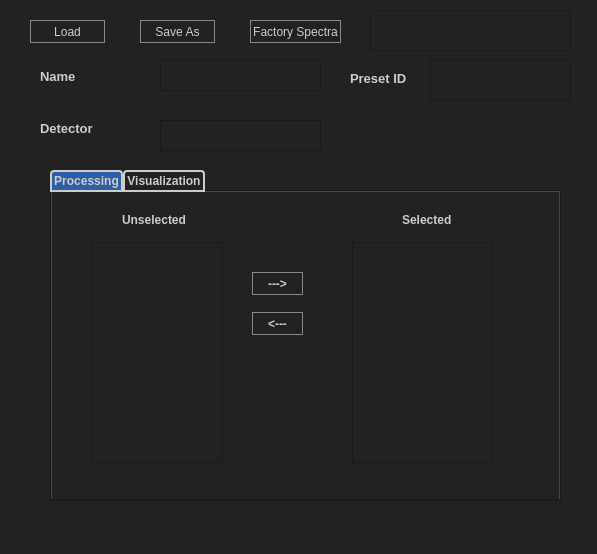
Old version of the form source/resources/preset_editor.ui in the repository jaytreee/PresetEditor.
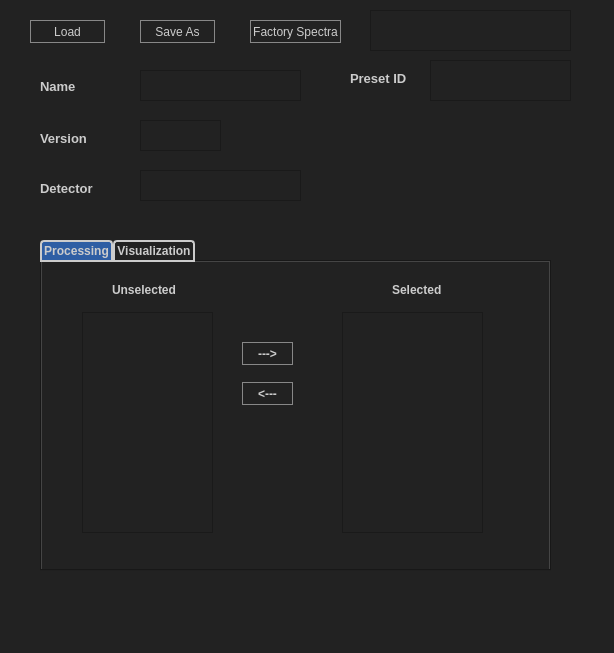
New version of the form.

```diff
--- a/source/resources/preset_editor.ui
+++ b/source/resources/preset_editor.ui
@@ -6,8 +6,8 @@
    <rect>
     <x>0</x>
     <y>0</y>
-    <width>597</width>
-    <height>554</height>
+    <width>614</width>
+    <height>653</height>
    </rect>
   </property>
   <property name="font">
@@ -134,7 +134,7 @@
     <property name="geometry">
      <rect>
       <x>40</x>
-      <y>70</y>
+      <y>80</y>
       <width>47</width>
       <height>13</height>
      </rect>
@@ -154,7 +154,7 @@
     <property name="geometry">
      <rect>
       <x>40</x>
-      <y>120</y>
+      <y>180</y>
       <width>81</width>
       <height>16</height>
      </rect>
@@ -173,8 +173,8 @@
    <widget class="QPlainTextEdit" name="nameBox">
     <property name="geometry">
      <rect>
-      <x>160</x>
-      <y>60</y>
+      <x>140</x>
+      <y>70</y>
       <width>161</width>
       <height>31</height>
      </rect>
@@ -183,18 +183,18 @@
    <widget class="QPlainTextEdit" name="detectorBox">
     <property name="geometry">
      <rect>
-      <x>160</x>
-      <y>120</y>
-      <width>161</width>
-      <height>31</height>
-     </rect>
-    </property>
-   </widget>
-   <widget class="QTabWidget" name="tabWidget">
-    <property name="geometry">
-     <rect>
-      <x>50</x>
+      <x>140</x>
       <y>170</y>
+      <width>161</width>
+      <height>31</height>
+     </rect>
+    </property>
+   </widget>
+   <widget class="QTabWidget" name="tabWidget">
+    <property name="geometry">
+     <rect>
+      <x>40</x>
+      <y>240</y>
       <width>511</width>
       <height>331</height>
      </rect>
@@ -704,6 +704,42 @@
      <bool>true</bool>
     </property>
    </widget>
+   <widget class="QLabel" name="versionLabel">
+    <property name="geometry">
+     <rect>
+      <x>40</x>
+      <y>130</y>
+      <width>61</width>
+      <height>16</height>
+     </rect>
+    </property>
+    <property name="font">
+     <font>
+      <pointsize>10</pointsize>
+      <weight>75</weight>
+      <bold>true</bold>
+     </font>
+    </property>
+    <property name="text">
+     <string>Version</string>
+    </property>
+   </widget>
+   <widget class="QPlainTextEdit" name="versionTextBox">
+    <property name="geometry">
+     <rect>
+      <x>140</x>
+      <y>120</y>
+      <width>81</width>
+      <height>31</height>
+     </rect>
+    </property>
+    <property name="lineWrapMode">
+     <enum>QPlainTextEdit::NoWrap</enum>
+    </property>
+    <property name="readOnly">
+     <bool>false</bool>
+    </property>
+   </widget>
   </widget>
   <widget class="QMenuBar" name="menubar">
    <property name="geometry">
```
Left out of the diff: 2 changed lines with no effect on the pictures.
